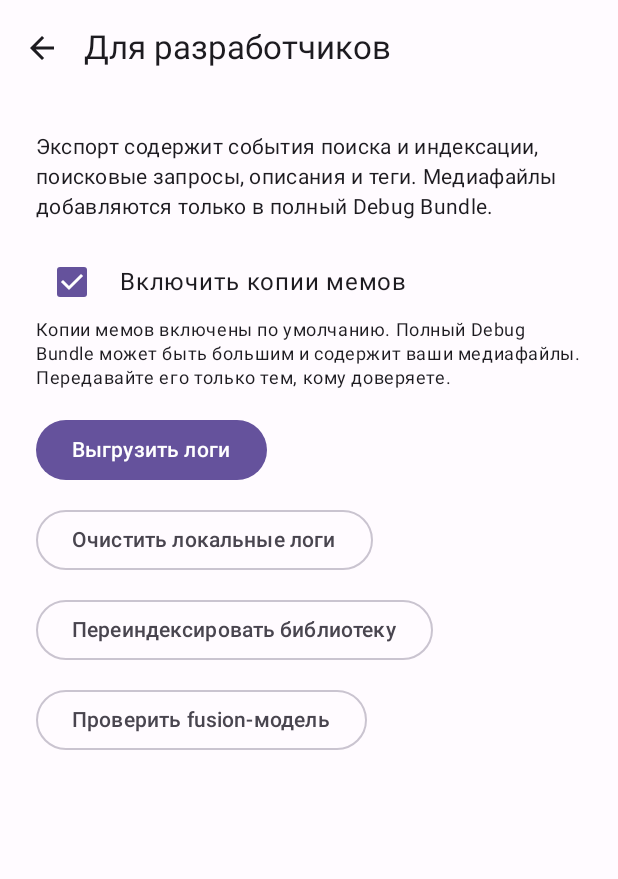
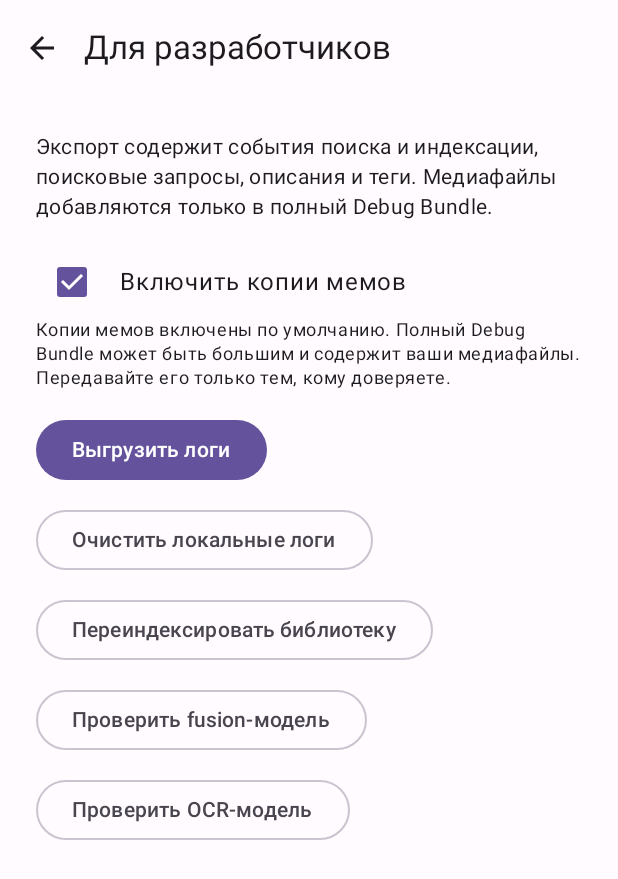
Before and after one commit to Landilf/MemeOrganizer, an Android app built with Jetpack Compose: the DeveloperScreen screen opened through its navigation route, on a phone screen of 412 x 824 dp. Shown: the top 879 px of the screen. Run offline under Robolectric (Android 15) with nearby library versions, the phone set to English and light mode, and no system bars; our stand-ins replace Dagger/Hilt's generated code, Room's generated code; pictures from the network do not load.

Commit message:
add ocr smoke test and developer scrolling

```diff
--- a/app/src/main/java/ru/landilf/memeorganizer/presentation/settings/DeveloperScreen.kt
+++ b/app/src/main/java/ru/landilf/memeorganizer/presentation/settings/DeveloperScreen.kt
@@ -145,7 +145,12 @@ fun DeveloperScreen(viewModel: DeveloperViewModel, onBack: () -> Unit) {
                 }
             )
         }
-        Column(Modifier.padding(padding).padding(24.dp)) {
+        Column(
+            Modifier
+                .padding(padding)
+                .padding(24.dp)
+                .verticalScroll(rememberScrollState())
+        ) {
             Text(
                 stringResource(R.string.developer_logs_description),
                 style = MaterialTheme.typography.bodyMedium
@@ -205,6 +210,11 @@ fun DeveloperScreen(viewModel: DeveloperViewModel, onBack: () -> Unit) {
                 enabled = !status.isBusy(),
                 modifier = Modifier.padding(top = 12.dp)
             ) { Text(stringResource(R.string.developer_fusion_smoke_test)) }
+            OutlinedButton(
+                onClick = viewModel::runOcrSmokeTest,
+                enabled = !status.isBusy(),
+                modifier = Modifier.padding(top = 12.dp)
+            ) { Text(stringResource(R.string.developer_ocr_smoke_test)) }
             if (BuildConfig.DEBUG) {
                 OutlinedButton(
                     onClick = { failurePickerVisible = true },
@@ -222,6 +232,8 @@ fun DeveloperScreen(viewModel: DeveloperViewModel, onBack: () -> Unit) {
                 DebugExportStatus.TestingFusion -> DeveloperProgress(
                     R.string.developer_fusion_smoke_testing
                 )
+
+                DebugExportStatus.TestingOcr -> DeveloperProgress(R.string.developer_ocr_smoke_testing)
 
                 DebugExportStatus.SimulatingIndexingFailure -> DeveloperProgress(
                     R.string.developer_simulate_failure_running
@@ -279,6 +291,10 @@ fun DeveloperScreen(viewModel: DeveloperViewModel, onBack: () -> Unit) {
                     Modifier.padding(top = 16.dp)
                 )
 
+                DebugExportStatus.OcrTestSuccess -> Text(stringResource(R.string.developer_ocr_smoke_success), Modifier.padding(top = 16.dp))
+                DebugExportStatus.OcrTestUnavailable -> Text(stringResource(R.string.developer_ocr_smoke_unavailable), Modifier.padding(top = 16.dp))
+                DebugExportStatus.OcrTestError -> Text(stringResource(R.string.developer_ocr_smoke_error), Modifier.padding(top = 16.dp))
+
                 DebugExportStatus.SimulatedIndexingFailure -> Text(
                     stringResource(R.string.developer_simulate_failure_success),
                     Modifier.padding(top = 16.dp)
--- a/app/src/main/java/ru/landilf/memeorganizer/presentation/settings/DeveloperViewModel.kt
+++ b/app/src/main/java/ru/landilf/memeorganizer/presentation/settings/DeveloperViewModel.kt
@@ -17,6 +17,8 @@ import ru.landilf.memeorganizer.data.device.BatteryStateChecker
 import ru.landilf.memeorganizer.data.ml.FusionSmokeTestResult
 import ru.landilf.memeorganizer.data.ml.FusionSmokeTestRunner
 import ru.landilf.memeorganizer.data.ml.LocalModelInstaller
+import ru.landilf.memeorganizer.data.ml.OcrSmokeTestResult
+import ru.landilf.memeorganizer.data.ml.OcrSmokeTestRunner
 import ru.landilf.memeorganizer.data.indexing.IndexingNotifier
 import ru.landilf.memeorganizer.domain.repository.MediaIndexingRepository
 import ru.landilf.memeorganizer.domain.repository.MemeSearchRepository
@@ -39,6 +41,10 @@ enum class DebugExportStatus {
     FusionTestSuccess,
     FusionTestUnavailable,
     FusionTestError,
+    TestingOcr,
+    OcrTestSuccess,
+    OcrTestUnavailable,
+    OcrTestError,
     SimulatingIndexingFailure,
     SimulatedIndexingFailure,
     SimulatedIndexingFailureError
@@ -50,6 +56,7 @@ class DeveloperViewModel @Inject constructor(
     private val searchRepository: MemeSearchRepository,
     private val modelInstaller: LocalModelInstaller,
     private val fusionSmokeTestRunner: FusionSmokeTestRunner,
+    private val ocrSmokeTestRunner: OcrSmokeTestRunner,
     private val batteryStateChecker: BatteryStateChecker,
     private val indexingNotifier: IndexingNotifier,
     observeMemes: ObserveMemesUseCase,
@@ -174,6 +181,25 @@ class DeveloperViewModel @Inject constructor(
         }
     }
 
+    fun runOcrSmokeTest() {
+        if (_status.value.isBusy()) return
+        _status.value = DebugExportStatus.TestingOcr
+        viewModelScope.launch {
+            try {
+                val modelPackage = modelInstaller.activePackage()
+                _status.value = when {
+                    modelPackage == null -> DebugExportStatus.OcrTestUnavailable
+                    ocrSmokeTestRunner.run(modelPackage) is OcrSmokeTestResult.Passed -> DebugExportStatus.OcrTestSuccess
+                    else -> DebugExportStatus.OcrTestUnavailable
+                }
+            } catch (error: CancellationException) { throw error
+            } catch (error: Exception) {
+                AppLogger.mlError(error) { "ocr.smoke_test.failed" }
+                _status.value = DebugExportStatus.OcrTestError
+            }
+        }
+    }
+
     fun simulateIndexingFailure(memeId: Long) {
         if (_status.value.isBusy()) return
         _status.value = DebugExportStatus.SimulatingIndexingFailure
@@ -196,5 +222,6 @@ internal fun DebugExportStatus.isBusy(): Boolean = this in setOf(
     DebugExportStatus.Clearing,
     DebugExportStatus.Reindexing,
     DebugExportStatus.TestingFusion,
+    DebugExportStatus.TestingOcr,
     DebugExportStatus.SimulatingIndexingFailure
 )
--- a/app/src/main/res/values/strings.xml
+++ b/app/src/main/res/values/strings.xml
@@ -223,6 +223,11 @@
     <string name="developer_fusion_smoke_success">Fusion-модель прошла Smoke Test Pack.</string>
     <string name="developer_fusion_smoke_unavailable">Установите мультимодальный пакет модели, чтобы выполнить проверку.</string>
     <string name="developer_fusion_smoke_error">Fusion-модель не прошла проверку.</string>
+    <string name="developer_ocr_smoke_test">Проверить OCR-модель</string>
+    <string name="developer_ocr_smoke_testing">Проверка OCR-модели…</string>
+    <string name="developer_ocr_smoke_success">OCR-модель прошла Smoke Test Pack.</string>
+    <string name="developer_ocr_smoke_unavailable">Установите мультимодальный пакет модели, чтобы выполнить проверку.</string>
+    <string name="developer_ocr_smoke_error">OCR-модель не прошла проверку.</string>
     <string name="developer_simulate_failure">Симулировать ошибку индексации</string>
     <string name="developer_simulate_failure_title">Выберите мем</string>
     <string name="developer_simulate_failure_empty">В библиотеке нет мемов.</string>
```
Also changed, not shown: app/src/main/java/ru/landilf/memeorganizer/data/ml/OcrImageLoader.kt (+12 -0 lines), app/src/main/java/ru/landilf/memeorganizer/data/ml/OcrSmokeTestRunner.kt (added, +31 -0 lines).
